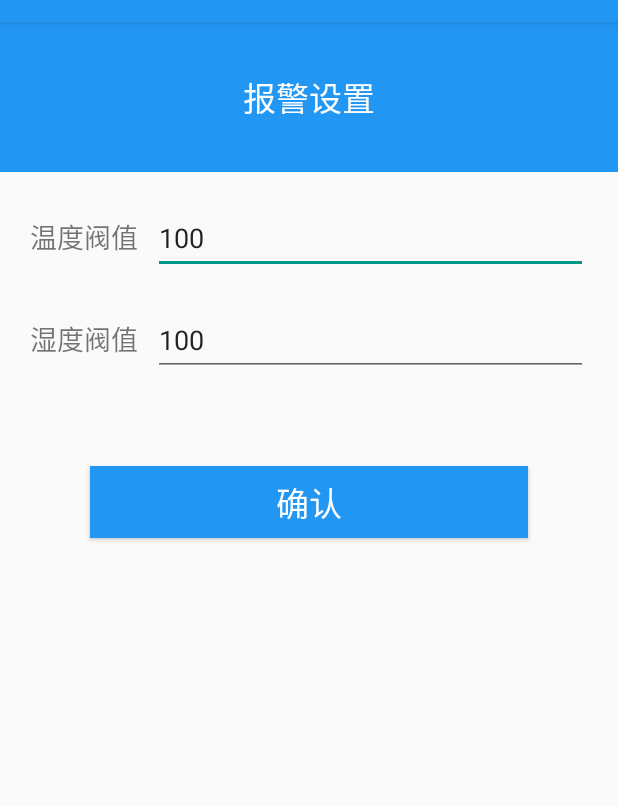
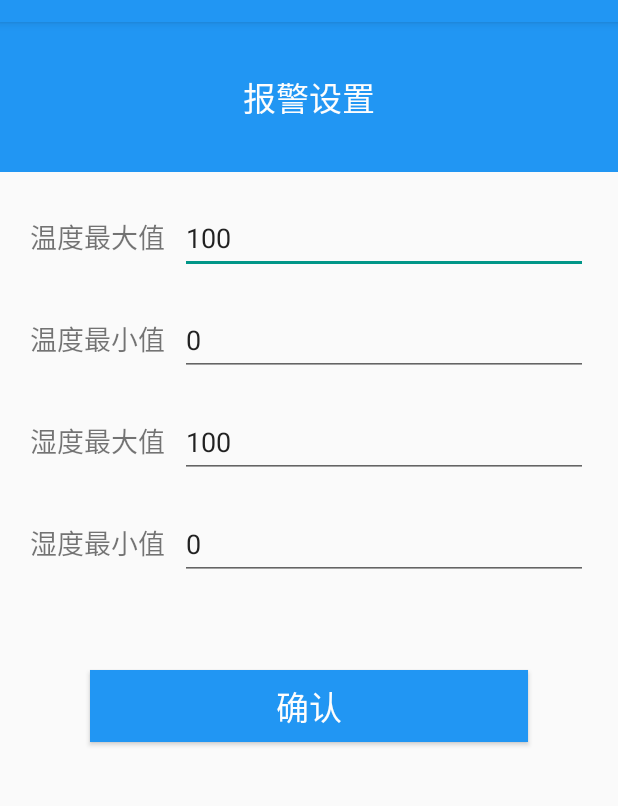
Before and after one commit to Levent-J/NSSZ, an Android app: the SetActivity screen opened directly, with no data from a screen before it, on a phone screen of 412 x 824 dp, the part 62-868 px from its top. Run offline under Robolectric (Android 15) with nearby library versions, the phone set to English and light mode, and no system bars; our stand-ins replace ButterKnife.

Commit message:
增加了温度湿度阈值的最大值和最小值检测与修改

```diff
--- a/app/src/main/java/com/levent_j/nssz/activity/SetActivity.java
+++ b/app/src/main/java/com/levent_j/nssz/activity/SetActivity.java
@@ -17,10 +17,14 @@ import butterknife.OnClick;
  */
 public class SetActivity extends BaseActivity{
 
-    @Bind(R.id.et_temperature)
-    EditText mTemperature;
-    @Bind(R.id.et_humidity)
-    EditText mHumidity;
+    @Bind(R.id.et_temperature_max)
+    EditText mTemperatureMax;
+    @Bind(R.id.et_humidity_max)
+    EditText mHumidityMax;
+    @Bind(R.id.et_temperature_min)
+    EditText mTemperatureMin;
+    @Bind(R.id.et_humidity_min)
+    EditText mHumidityMin;
     @Bind(R.id.btn_confirm)
     Button mConfirm;
 
@@ -32,8 +36,10 @@ public class SetActivity extends BaseActivity{
     @Override
     protected void init() {
         /**显示默认数值*/
-        mTemperature.setText(String.valueOf(DeviceFragment.Temperature));
-        mHumidity.setText(String.valueOf(DeviceFragment.Humidity));
+        mTemperatureMax.setText(String.valueOf(DeviceFragment.TEMP_MAX));
+        mHumidityMax.setText(String.valueOf(DeviceFragment.HUM_MAX));
+        mTemperatureMin.setText(String.valueOf(DeviceFragment.TEMP_MIN));
+        mHumidityMin.setText(String.valueOf(DeviceFragment.HUM_MIN));
     }
 
     @OnClick(R.id.btn_confirm)
@@ -41,14 +47,16 @@ public class SetActivity extends BaseActivity{
         mConfirm.setOnClickListener(new View.OnClickListener() {
             @Override
             public void onClick(View v) {
-                if (TextUtils.isEmpty(mTemperature.getText())){
+                if (TextUtils.isEmpty(mTemperatureMax.getText())&&TextUtils.isEmpty(mTemperatureMin.getText())){
                     Toa("请填写正确温度");
-                }else if (TextUtils.isEmpty(mHumidity.getText())){
+                }else if (TextUtils.isEmpty(mHumidityMax.getText())&&TextUtils.isEmpty(mHumidityMin.getText())){
                     Toa("请填写正确湿度");
                 }else {
                     try {
-                        DeviceFragment.Temperature = Integer.parseInt(mTemperature.getText().toString().trim());
-                        DeviceFragment.Humidity = Integer.parseInt(mHumidity.getText().toString().trim());
+                        DeviceFragment.TEMP_MAX = Integer.parseInt(mTemperatureMax.getText().toString().trim());
+                        DeviceFragment.HUM_MAX = Integer.parseInt(mHumidityMax.getText().toString().trim());
+                        DeviceFragment.TEMP_MIN = Integer.parseInt(mTemperatureMin.getText().toString().trim());
+                        DeviceFragment.HUM_MIN = Integer.parseInt(mHumidityMin.getText().toString().trim());
                         finish();
                     }catch (NumberFormatException e){
                         Toa("请填写正确数值");
--- a/app/src/main/res/layout/activity_set.xml
+++ b/app/src/main/res/layout/activity_set.xml
@@ -26,9 +26,29 @@
             android:textSize="18sp"
             android:layout_width="wrap_content"
             android:layout_height="wrap_content"
-            android:text="温度阀值"/>
+            android:text="温度最大值"/>
         <EditText
-            android:id="@+id/et_temperature"
+            android:id="@+id/et_temperature_max"
+            android:inputType="number"
+            android:layout_marginLeft="10dp"
+            android:hint="填入温度数值"
+            android:layout_width="match_parent"
+            android:layout_height="wrap_content" />
+    </LinearLayout>
+    <LinearLayout
+        android:layout_width="match_parent"
+        android:layout_height="wrap_content"
+        android:orientation="horizontal"
+        android:layout_marginTop="20dp"
+        android:layout_marginLeft="20dp"
+        android:layout_marginRight="20dp">
+        <TextView
+            android:textSize="18sp"
+            android:layout_width="wrap_content"
+            android:layout_height="wrap_content"
+            android:text="温度最小值"/>
+        <EditText
+            android:id="@+id/et_temperature_min"
             android:inputType="number"
             android:layout_marginLeft="10dp"
             android:hint="填入温度数值"
@@ -47,9 +67,29 @@
             android:textSize="18sp"
             android:layout_width="wrap_content"
             android:layout_height="wrap_content"
-            android:text="湿度阀值"/>
+            android:text="湿度最大值"/>
         <EditText
-            android:id="@+id/et_humidity"
+            android:id="@+id/et_humidity_max"
+            android:inputType="number"
+            android:layout_marginLeft="10dp"
+            android:hint="填入湿度数值"
+            android:layout_width="match_parent"
+            android:layout_height="wrap_content" />
+    </LinearLayout>
+    <LinearLayout
+        android:layout_width="match_parent"
+        android:layout_height="wrap_content"
+        android:orientation="horizontal"
+        android:layout_marginTop="20dp"
+        android:layout_marginLeft="20dp"
+        android:layout_marginRight="20dp">
+        <TextView
+            android:textSize="18sp"
+            android:layout_width="wrap_content"
+            android:layout_height="wrap_content"
+            android:text="湿度最小值"/>
+        <EditText
+            android:id="@+id/et_humidity_min"
             android:inputType="number"
             android:layout_marginLeft="10dp"
             android:hint="填入湿度数值"
```
Also changed, not shown: app/src/main/AndroidManifest.xml (+10 -10 lines), app/src/main/java/com/levent_j/nssz/fragment/DeviceFragment.java (+24 -13 lines).
